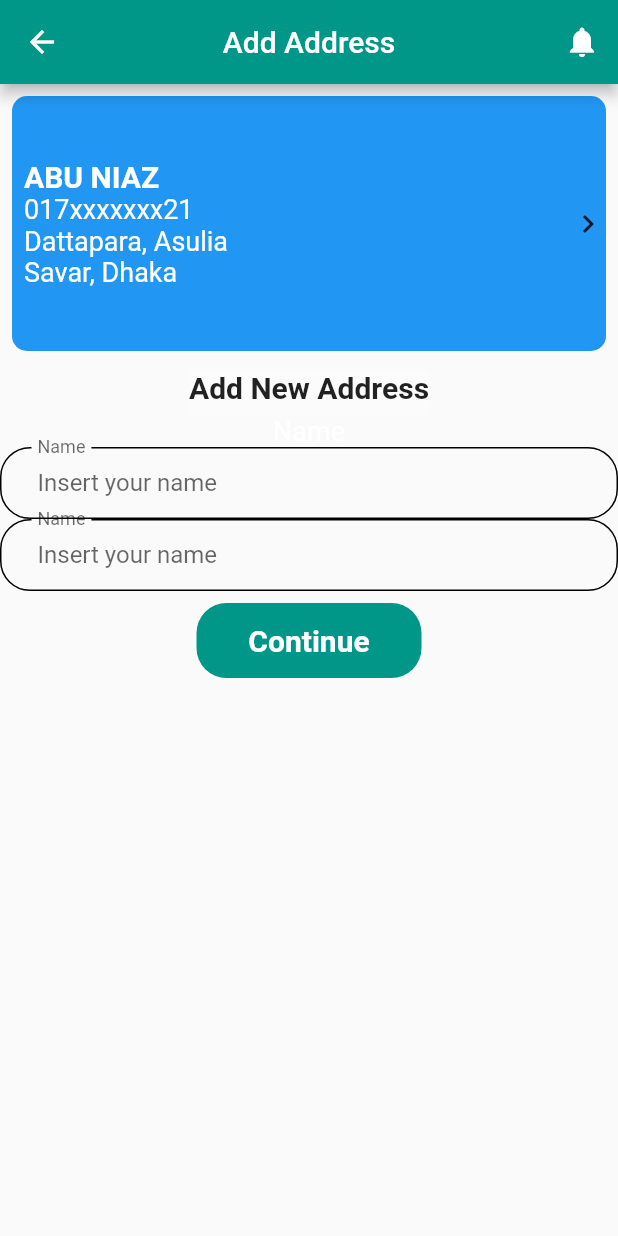
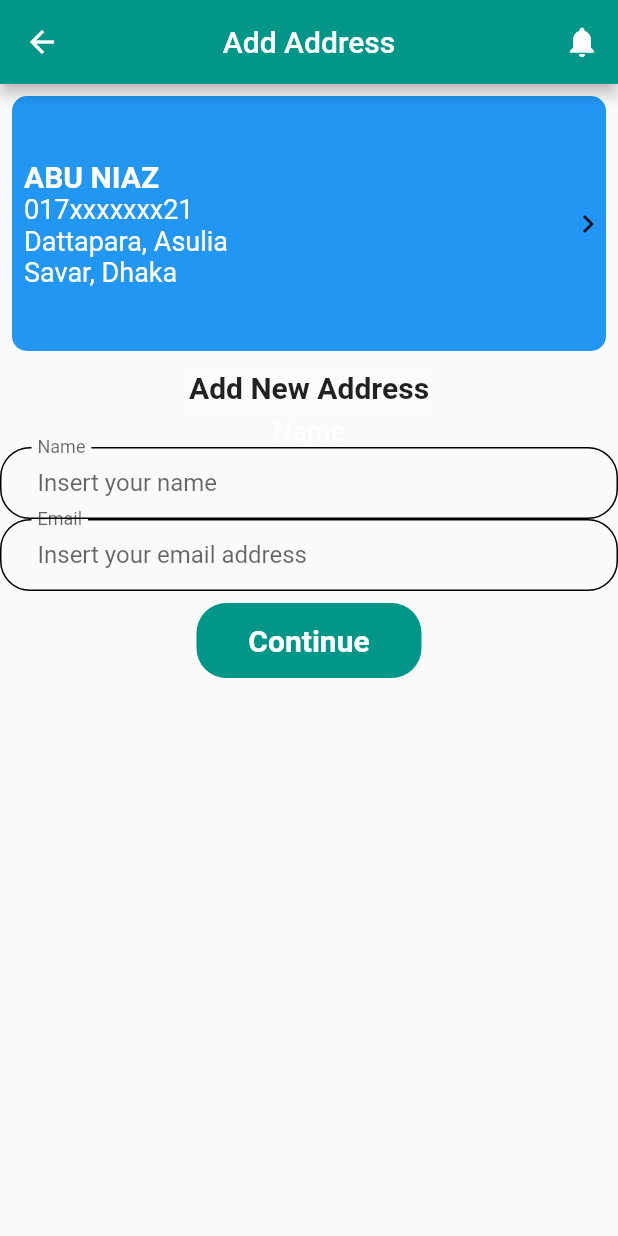
Before and after one commit to AbuNiaz/Food_service_ui_design, a Flutter app: the AdressHome screen opened directly, on a phone screen of 412 x 824 dp. Run offline on Flutter 3.47's test engine with Material 2 defaults, Android fonts, the phone set to English and light mode, and no system bars; missing offline and left inert: dart:ffi.

Commit message:
Update a_home.dart

```diff
--- a/food_sevice_ui/lib/adress_form/a_home.dart
+++ b/food_sevice_ui/lib/adress_form/a_home.dart
@@ -88,9 +88,10 @@ class AdressHome extends StatelessWidget {
                 ),
               ),
               TextFormField(
+                keyboardType: TextInputType.emailAddress,
                 decoration: const InputDecoration(
-                  labelText: 'Name',
-                  hintText: 'Insert your name',
+                  labelText: 'Email',
+                  hintText: 'Insert your email address',
                 ),
               ),
             ],
```
